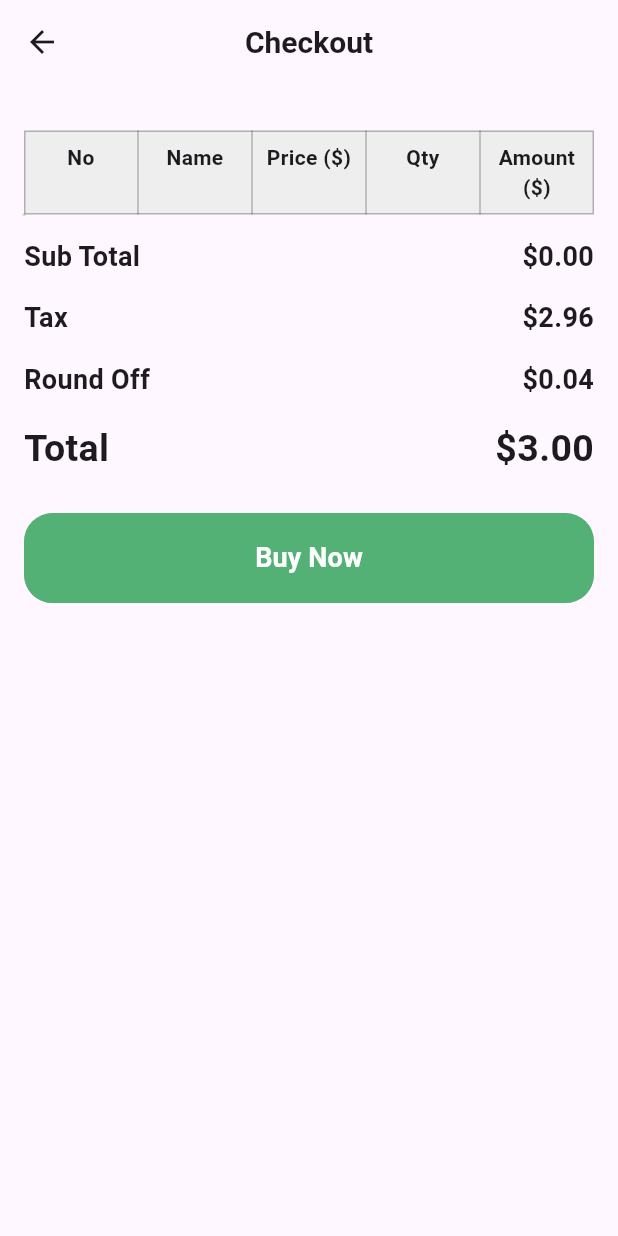
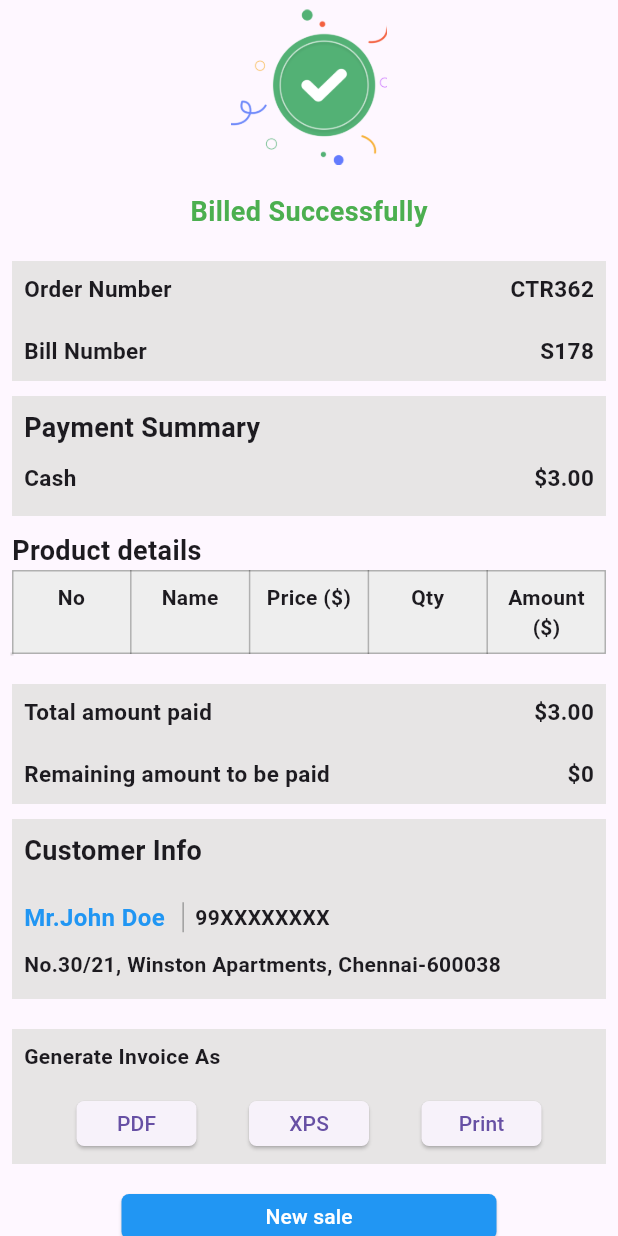
Before and after one commit to anilantony49/machine_test_e-commerce_app, a Flutter app: the CheckOutScreen screen opened directly with empty values, after a tap on "Buy Now", on a phone screen of 412 x 824 dp. Run offline on Flutter 3.47's test engine with Material 3 defaults, Android fonts, the phone set to English and light mode, and no system bars; drawn by our look-alikes of animated_text_kit; our stand-ins replace hive_flutter, page_transition, smooth_page_indicator; accounts and stored records are empty; network calls fail.

Commit message:
Billing screen UI complete

```diff
--- a/lib/presentation/cart/check_out_screen/check_out_screen.dart
+++ b/lib/presentation/cart/check_out_screen/check_out_screen.dart
@@ -1,4 +1,3 @@
-
 import 'package:flutter/material.dart';
 import 'package:machine_test/core/utils/constants.dart';
 import 'package:machine_test/core/utils/text.dart';
@@ -7,6 +6,7 @@ import 'package:machine_test/db/cart_db.dart';
 import 'package:machine_test/presentation/cart/check_out_screen/widgets/build_summary_row.dart';
 import 'package:machine_test/presentation/cart/check_out_screen/widgets/build_table_body.dart';
 import 'package:machine_test/presentation/cart/check_out_screen/widgets/build_table_header.dart';
+import 'package:machine_test/presentation/cart/invoice_receipt/invoice_receipt_view.dart';
 import 'package:machine_test/widgets/round_button.dart';
 
 class CheckOutScreen extends StatefulWidget {
@@ -47,10 +47,10 @@ class _CheckOutScreenState extends State<CheckOutScreen> {
 
   double _calculateSubtotal() {
     return items.fold(0.0, (sum, item) {
-      double price = item.price ;
+      double price = item.price;
       int quantity = item.quantity!;
       // double discount = double.tryParse(item.discount) ?? 0.0;
-      return sum + (price * quantity );
+      return sum + (price * quantity);
     });
   }
 
@@ -91,12 +91,12 @@ class _CheckOutScreenState extends State<CheckOutScreen> {
               RoundButton(
                 title: AppText.buyNow,
                 onPressed: () {
-                  // nextScreen(
-                  //     context,
-                  //     InvoiceReceiptView(
-                  //       grandTotal: grandTotal,
-                  //       product: widget.product,
-                  //     ));
+                  nextScreen(
+                      context,
+                      InvoiceReceiptView(
+                        grandTotal: grandTotal,
+                        product: widget.product,
+                      ));
                 },
               ),
               const SizedBox(height: 15),
--- /dev/null
+++ b/lib/presentation/cart/invoice_receipt/invoice_receipt_view.dart
@@ -0,0 +1,128 @@
+
+import 'package:flutter/material.dart';
+import 'package:machine_test/data/product_model.dart';
+import 'package:machine_test/db/cart_db.dart';
+import 'package:machine_test/presentation/cart/check_out_screen/widgets/build_table_body.dart';
+import 'package:machine_test/presentation/cart/check_out_screen/widgets/build_table_header.dart';
+import 'package:machine_test/presentation/cart/invoice_receipt/widgets/build_animated_image.dart';
+import 'package:machine_test/presentation/cart/invoice_receipt/widgets/build_animated_text.dart';
+import 'package:machine_test/presentation/cart/invoice_receipt/widgets/build_invoice_pdf.dart';
+import 'package:machine_test/presentation/cart/invoice_receipt/widgets/invoice_receipt_components.dart';
+
+class InvoiceReceiptView extends StatefulWidget {
+  final double grandTotal;
+  final ProductModel? product;
+  const InvoiceReceiptView({super.key, required this.grandTotal, this.product});
+
+  @override
+  State<InvoiceReceiptView> createState() => _InvoiceReceiptViewState();
+}
+
+class _InvoiceReceiptViewState extends State<InvoiceReceiptView>
+    with SingleTickerProviderStateMixin {
+  late AnimationController _controller;
+  late Animation<double> scaleAnimation;
+  List<ProductModel> items = [];
+
+  @override
+  void initState() {
+    _fetchItems();
+    super.initState();
+    _controller = AnimationController(
+      vsync: this,
+      duration: const Duration(seconds: 2),
+    )..repeat(reverse: true);
+
+    scaleAnimation = Tween<double>(begin: 0.8, end: 1.2).animate(
+      CurvedAnimation(parent: _controller, curve: Curves.easeInOut),
+    );
+  }
+
+  void _fetchItems() async {
+    if (widget.product != null) {
+      // If a single product is passed, display only that
+      setState(() {
+        items = [widget.product!]; // Add the single product to the list
+      });
+    } else {
+      // If no product is passed, fetch all items from the cart
+      List<ProductModel> fetchedItems = await CartDb.singleton.getCart();
+      setState(() {
+        items = fetchedItems;
+      });
+    }
+  }
+
+  @override
+  void dispose() {
+    _controller.dispose();
+    super.dispose();
+  }
+
+  @override
+  Widget build(BuildContext context) {
+    return Scaffold(
+      body: SafeArea(
+        child: SingleChildScrollView(
+          child: Padding(
+            padding: const EdgeInsets.all(8.0),
+            child: Column(
+              children: [
+                buildAnimatedImage(scaleAnimation),
+                const SizedBox(height: 20),
+                buildAnimatedText(),
+                const SizedBox(height: 20),
+                const DetailsBox(
+                  label1: 'Order Number',
+                  value1: 'CTR362',
+                  label2: 'Bill Number',
+                  value2: 'S178',
+                ),
+                const SizedBox(height: 10),
+                SummaryBox(
+                  title: 'Payment Summary',
+                  label: 'Cash',
+                  value: "\$${widget.grandTotal.toStringAsFixed(2)}",
+                ),
+                const SizedBox(height: 10),
+                Column(
+                  crossAxisAlignment: CrossAxisAlignment.start,
+                  children: [
+                    Text(
+                      'Product details',
+                      style: const TextStyle(
+                          fontSize: 18, fontWeight: FontWeight.bold),
+                    ),
+                    buildTableHeader(),
+                    buildTableBody(items),
+                  ],
+                ),
+                const SizedBox(height: 20),
+                DetailsBox(
+                  label1: 'Total amount paid',
+                  value1: "\$${widget.grandTotal.toStringAsFixed(2)}",
+                  label2: 'Remaining amount to be paid',
+                  value2: '\$0',
+                ),
+                const SizedBox(height: 10),
+                const CustomerInfoBox(),
+                const SizedBox(height: 20),
+                BuildInvoicePdf(
+                  grandTotal: widget.grandTotal,
+                  items: items,
+                ),
+                const SizedBox(height: 20),
+                ActionButton(
+                  label: 'New sale',
+                  onPressed: () {
+                    // Handle New Sale action
+                  },
+                ),
+              ],
+            ),
+          ),
+        ),
+      ),
+    );
+  }
+}
--- /dev/null
+++ b/lib/presentation/cart/invoice_receipt/widgets/build_animated_image.dart
@@ -0,0 +1,13 @@
+  import 'package:flutter/material.dart';
+
+Widget buildAnimatedImage(Animation<double> scaleAnimation) {
+    return ScaleTransition(
+      scale: scaleAnimation,
+      child: Image.asset(
+        "assets/img/order_accpeted.png",
+        width: 100,
+        height: 100,
+        fit: BoxFit.cover,
+      ),
+    );
+  }
--- /dev/null
+++ b/lib/presentation/cart/invoice_receipt/widgets/build_animated_text.dart
@@ -0,0 +1,26 @@
+
+import 'package:animated_text_kit/animated_text_kit.dart';
+import 'package:flutter/material.dart';
+import 'package:machine_test/core/utils/text.dart';
+
+Widget buildAnimatedText() {
+  return AnimatedTextKit(
+    animatedTexts: [
+      ColorizeAnimatedText(
+        AppText.billedSuccessfully,
+        textStyle: const TextStyle(
+          fontSize: 18,
+          fontWeight: FontWeight.bold,
+        ),
+        colors: [
+          Colors.green,
+          Colors.blue,
+          Colors.orange,
+          Colors.purple,
+        ],
+      ),
+    ],
+    isRepeatingAnimation: true,
+    repeatForever: true,
+  );
+}
--- /dev/null
+++ b/lib/presentation/cart/invoice_receipt/widgets/build_invoice_pdf.dart
@@ -0,0 +1,280 @@
+
+import 'package:flutter/material.dart';
+import 'package:machine_test/core/utils/text.dart';
+import 'package:machine_test/data/product_model.dart';
+import 'package:machine_test/presentation/cart/invoice_receipt/widgets/invoice_receipt_components.dart';
+// import 'dart:io';
+
+class BuildInvoicePdf extends StatelessWidget {
+  final double grandTotal;
+  final List<ProductModel> items;
+  const BuildInvoicePdf(
+      {super.key, required this.grandTotal, required this.items});
+
+  // Future<void> _generatePDF(
+  //   BuildContext context,
+  // ) async {
+  //   // Create a PDF document
+  //   final pdf = pw.Document();
+
+  //   // Add content to the PDF
+  //   pdf.addPage(
+  //     pw.Page(
+  //       build: (pw.Context context) => pw.Column(
+  //         crossAxisAlignment: pw.CrossAxisAlignment.start,
+  //         children: [
+  //           pw.Text(
+  //             'Invoice Receipt',
+  //             style: pw.TextStyle(fontSize: 24, fontWeight: pw.FontWeight.bold),
+  //           ),
+  //           pw.SizedBox(height: 20),
+  //           pw.Row(
+  //             mainAxisAlignment: pw.MainAxisAlignment.spaceBetween,
+  //             children: [
+  //               pw.Text('Order Number:', style: pw.TextStyle(fontSize: 16)),
+  //               pw.Text('CTR362', style: pw.TextStyle(fontSize: 16)),
+  //             ],
+  //           ),
+  //           pw.SizedBox(height: 10),
+  //           pw.Row(
+  //             mainAxisAlignment: pw.MainAxisAlignment.spaceBetween,
+  //             children: [
+  //               pw.Text('Bill Number:', style: pw.TextStyle(fontSize: 16)),
+  //               pw.Text('S178', style: pw.TextStyle(fontSize: 16)),
+  //             ],
+  //           ),
+  //           pw.SizedBox(height: 20),
+  //           pw.Text(
+  //             AppText.customerInfo,
+  //             style: pw.TextStyle(fontSize: 18, fontWeight: pw.FontWeight.bold),
+  //           ),
+  //           pw.SizedBox(height: 20),
+  //           pw.Row(
+  //             mainAxisAlignment: pw.MainAxisAlignment.spaceBetween,
+  //             children: [
+  //               pw.Text('Name:', style: pw.TextStyle(fontSize: 16)),
+  //               pw.Text(AppText.customerName,
+  //                   style: pw.TextStyle(fontSize: 16)),
+  //             ],
+  //           ),
+  //           pw.SizedBox(height: 10),
+  //           pw.Row(
+  //             mainAxisAlignment: pw.MainAxisAlignment.spaceBetween,
+  //             children: [
+  //               pw.Text('Address:', style: pw.TextStyle(fontSize: 16)),
+  //               pw.Text(AppText.customerAddress,
+  //                   style: pw.TextStyle(fontSize: 16)),
+  //             ],
+  //           ),
+  //           pw.SizedBox(height: 10),
+  //           pw.Row(
+  //             mainAxisAlignment: pw.MainAxisAlignment.spaceBetween,
+  //             children: [
+  //               pw.Text('Phone:', style: pw.TextStyle(fontSize: 16)),
+  //               pw.Text(AppText.customerNumber,
+  //                   style: pw.TextStyle(fontSize: 16)),
+  //             ],
+  //           ),
+  //           pw.SizedBox(height: 20),
+  //           // Add product details
+  //           pw.Text(
+  //             'Product details:',
+  //             style: pw.TextStyle(fontSize: 18, fontWeight: pw.FontWeight.bold),
+  //           ),
+  //           pw.SizedBox(height: 20),
+  //           // Create a table for product details
+  //           pw.Table(
+  //             border: pw.TableBorder.all(), // Adds a border around the table
+  //             columnWidths: {
+  //               0: pw.FlexColumnWidth(3), // Adjust column widths as needed
+  //               1: pw.FlexColumnWidth(2),
+  //               2: pw.FlexColumnWidth(1),
+  //               3: pw.FlexColumnWidth(2),
+  //             },
+  //             children: [
+  //               // Add the table header row
+  //               pw.TableRow(
+  //                 children: [
+  //                   pw.Center(
+  //                       child: pw.Text('Product',
+  //                           style: pw.TextStyle(
+  //                               fontSize: 16, fontWeight: pw.FontWeight.bold))),
+  //                   pw.Center(
+  //                       child: pw.Text('Price',
+  //                           style: pw.TextStyle(
+  //                               fontSize: 16, fontWeight: pw.FontWeight.bold))),
+  //                   pw.Center(
+  //                       child: pw.Text('Qty',
+  //                           style: pw.TextStyle(
+  //                               fontSize: 16, fontWeight: pw.FontWeight.bold))),
+  //                   pw.Center(
+  //                       child: pw.Text('Discount',
+  //                           style: pw.TextStyle(
+  //                               fontSize: 16, fontWeight: pw.FontWeight.bold))),
+  //                 ],
+  //               ),
+  //               // Loop through the items and add each product's details as a row
+  //               for (var item in items)
+  //                 pw.TableRow(
+  //                   children: [
+  //                     pw.Center(
+  //                         child: pw.Text(item.title,
+  //                             style: pw.TextStyle(fontSize: 14))),
+  //                     pw.Center(
+  //                         child: pw.Text(
+  //                             '\$${double.tryParse(item.price)?.toStringAsFixed(2) ?? '0.00'}',
+  //                             style: pw.TextStyle(fontSize: 14))),
+  //                     pw.Center(
+  //                         child: pw.Text(item.quantity,
+  //                             style: pw.TextStyle(fontSize: 14))),
+  //                     pw.Center(
+  //                         child: pw.Text('${item.discount}%',
+  //                             style: pw.TextStyle(fontSize: 14))),
+  //                   ],
+  //                 ),
+  //             ],
+  //           ),
+
+  //           pw.SizedBox(height: 20),
+  //           pw.Text(
+  //             'Payment Summary:',
+  //             style: pw.TextStyle(fontSize: 18, fontWeight: pw.FontWeight.bold),
+  //           ),
+  //           pw.SizedBox(height: 20),
+  //           pw.Row(
+  //             mainAxisAlignment: pw.MainAxisAlignment.spaceBetween,
+  //             children: [
+  //               pw.Text('Cash:', style: pw.TextStyle(fontSize: 16)),
+  //               pw.Text(
+  //                 '\$${grandTotal.toStringAsFixed(2)}',
+  //                 style: pw.TextStyle(fontSize: 16),
+  //               ),
+  //             ],
+  //           ),
+  //           pw.SizedBox(height: 10),
+  //           pw.Row(
+  //             mainAxisAlignment: pw.MainAxisAlignment.spaceBetween,
+  //             children: [
+  //               pw.Text('Total amount paid: ',
+  //                   style: pw.TextStyle(fontSize: 16)),
+  //               pw.Text('\$${grandTotal.toStringAsFixed(2)}',
+  //                   style: pw.TextStyle(fontSize: 16)),
+  //             ],
+  //           ),
+  //           pw.SizedBox(height: 10),
+  //           pw.Row(
+  //             mainAxisAlignment: pw.MainAxisAlignment.spaceBetween,
+  //             children: [
+  //               pw.Text('Remaining amount to be paid:',
+  //                   style: pw.TextStyle(fontSize: 16)),
+  //               pw.Text(
+  //                 '\$0',
+  //                 style: pw.TextStyle(fontSize: 16),
+  //               ),
+  //             ],
+  //           ),
+  //           pw.SizedBox(height: 10),
+  //           pw.Row(
+  //             mainAxisAlignment: pw.MainAxisAlignment.spaceBetween,
+  //             children: [
+  //               pw.Text('Tax:', style: pw.TextStyle(fontSize: 16)),
+  //               pw.Text(
+  //                 '\$ 2.96',
+  //                 style: pw.TextStyle(fontSize: 16),
+  //               ),
+  //             ],
+  //           ),
+  //           pw.SizedBox(height: 10),
+  //           pw.Row(
+  //             mainAxisAlignment: pw.MainAxisAlignment.spaceBetween,
+  //             children: [
+  //               pw.Text('Round off:', style: pw.TextStyle(fontSize: 16)),
+  //               pw.Text(
+  //                 '\$ 0.04',
+  //                 style: pw.TextStyle(fontSize: 16),
+  //               ),
+  //             ],
+  //           ),
+  //           pw.SizedBox(height: 20),
+  //           pw.Row(
+  //             mainAxisAlignment: pw.MainAxisAlignment.spaceBetween,
+  //             children: [
+  //               pw.Text(
+  //                 'Total:',
+  //                 style: pw.TextStyle(
+  //                     fontSize: 18, fontWeight: pw.FontWeight.bold),
+  //               ),
+  //               pw.Text(
+  //                 '\$${grandTotal.toStringAsFixed(2)}',
+  //                 style: pw.TextStyle(
+  //                     fontSize: 18, fontWeight: pw.FontWeight.bold),
+  //               ),
+  //             ],
+  //           ),
+  //         ],
+  //       ),
+  //     ),
+  //   );
+
+  //   // Save the PDF to the device's storage
+  //   try {
+  //     final directory = Directory('/storage/emulated/0/Download');
+  //     if (!directory.existsSync()) {
+  //       directory.createSync();
+  //     }
+  //     final file = File('${directory.path}/receipt.pdf');
+
+  //     await file.writeAsBytes(await pdf.save());
+
+  //     // ignore: use_build_context_synchronously
+  //     ScaffoldMessenger.of(context).showSnackBar(
+  //       SnackBar(content: Text('PDF saved at ${file.path}')),
+  //     );
+  //   } catch (e) {
+  //     // ignore: use_build_context_synchronously
+  //     ScaffoldMessenger.of(context).showSnackBar(
+  //       SnackBar(content: Text('Failed to save PDF: $e')),
+  //     );
+  //   }
+  // }
+
+  @override
+  Widget build(BuildContext context) {
+    return buildBox(
+      Column(
+        crossAxisAlignment: CrossAxisAlignment.start,
+        children: [
+          Text(
+            AppText.invoiceText,
+            style: const TextStyle(fontSize: 14, fontWeight: FontWeight.bold),
+          ),
+          const SizedBox(height: 20),
+          Row(
+            mainAxisAlignment: MainAxisAlignment.spaceEvenly,
+            children: [
+              _buildSmallButton('PDF', onPressed: (){}),
+              _buildSmallButton('XPS', onPressed: () {}),
+              _buildSmallButton('Print', onPressed: () {}),
+            ],
+          ),
+        ],
+      ),
+      minHeight: 60,
+      maxHeight: 90,
+    );
+  }
+
+  Widget _buildSmallButton(String label, {required VoidCallback onPressed}) {
+    return SizedBox(
+      width: 80,
+      height: 30,
+      child: ElevatedButton(
+        onPressed: onPressed,
+        style: ElevatedButton.styleFrom(
+          shape: RoundedRectangleBorder(borderRadius: BorderRadius.circular(5)),
+        ),
+        child: Text(label),
+      ),
+    );
+  }
+}
--- /dev/null
+++ b/lib/presentation/cart/invoice_receipt/widgets/invoice_receipt_components.dart
@@ -0,0 +1,174 @@
+import 'package:flutter/material.dart';
+import 'package:machine_test/core/utils/text.dart';
+
+class DetailsBox extends StatelessWidget {
+  final String label1;
+  final String value1;
+  final String label2;
+  final String value2;
+
+  const DetailsBox({
+    super.key,
+    required this.label1,
+    required this.value1,
+    required this.label2,
+    required this.value2,
+  });
+
+  @override
+  Widget build(BuildContext context) {
+    return buildBox(
+      Column(
+        children: [
+          _buildKeyValueRow(label1, value1),
+          const SizedBox(height: 20),
+          _buildKeyValueRow(label2, value2),
+        ],
+      ),
+      minHeight: 60,
+      maxHeight: 80,
+    );
+  }
+}
+
+class SummaryBox extends StatelessWidget {
+  final String title;
+  final String label;
+  final String value;
+
+  const SummaryBox({
+    super.key,
+    required this.title,
+    required this.label,
+    required this.value,
+  });
+
+  @override
+  Widget build(BuildContext context) {
+    return buildBox(
+      Column(
+        crossAxisAlignment: CrossAxisAlignment.start,
+        children: [
+          Text(
+            title,
+            style: const TextStyle(fontSize: 18, fontWeight: FontWeight.bold),
+          ),
+          const SizedBox(height: 10),
+          _buildKeyValueRow(label, value),
+        ],
+      ),
+      minHeight: 60,
+      maxHeight: 80,
+    );
+  }
+}
+
+class CustomerInfoBox extends StatelessWidget {
+  const CustomerInfoBox({super.key});
+
+  @override
+  Widget build(BuildContext context) {
+    return buildBox(
+      Column(
+        crossAxisAlignment: CrossAxisAlignment.start,
+        children: [
+          Text(
+            AppText.customerInfo,
+            style: const TextStyle(fontSize: 18, fontWeight: FontWeight.bold),
+          ),
+          const SizedBox(height: 20),
+          Row(
+            children: [
+              Text(
+                AppText.customerName,
+                style: const TextStyle(
+                    fontSize: 16,
+                    fontWeight: FontWeight.bold,
+                    color: Colors.blue),
+              ),
+              const SizedBox(
+                height: 20,
+                child: VerticalDivider(color: Colors.grey, thickness: 1),
+              ),
+              Text(
+                AppText.customerNumber,
+                style:
+                    const TextStyle(fontSize: 14, fontWeight: FontWeight.bold),
+              ),
+            ],
+          ),
+          const SizedBox(height: 10),
+          Text(
+            AppText.customerAddress,
+            style: const TextStyle(fontSize: 14, fontWeight: FontWeight.bold),
+            overflow: TextOverflow.ellipsis,
+            maxLines: 2,
+          ),
+        ],
+      ),
+      minHeight: 60,
+      maxHeight: 120,
+    );
+  }
+}
+
+class ActionButton extends StatelessWidget {
+  final String label;
+  final VoidCallback onPressed;
+
+  const ActionButton({
+    super.key,
+    required this.label,
+    required this.onPressed,
+  });
+
+  @override
+  Widget build(BuildContext context) {
+    return SizedBox(
+      width: 250,
+      height: 30,
+      child: ElevatedButton(
+        onPressed: onPressed,
+        style: ElevatedButton.styleFrom(
+          backgroundColor: Colors.blue,
+          shape: RoundedRectangleBorder(borderRadius: BorderRadius.circular(5)),
+        ),
+        child: Text(
+          label,
+          style: const TextStyle(color: Colors.white),
+        ),
+      ),
+    );
+  }
+}
+
+Widget buildBox(Widget child,
+    {required double minHeight, required double maxHeight}) {
+  return ConstrainedBox(
+    constraints: BoxConstraints(minHeight: minHeight, maxHeight: maxHeight),
+    child: DecoratedBox(
+      decoration:
+          const BoxDecoration(color: Color.fromARGB(255, 231, 229, 229)),
+      child: Padding(
+        padding: const EdgeInsets.all(8.0),
+        child: child,
+      ),
+    ),
+  );
+}
+
+Widget _buildKeyValueRow(String key, String value) {
+  return Row(
+    mainAxisAlignment: MainAxisAlignment.spaceBetween,
+    children: [
+      Text(
+        key,
+        style: const TextStyle(fontSize: 15, fontWeight: FontWeight.bold),
+      ),
+      Text(
+        value,
+        style: const TextStyle(fontSize: 15, fontWeight: FontWeight.bold),
+      ),
+    ],
+  );
+}
--- a/pubspec.yaml
+++ b/pubspec.yaml
@@ -28,6 +28,7 @@ environment:
 # the latest version available on pub.dev. To see which dependencies have newer
 # versions available, run `flutter pub outdated`.
 dependencies:
+  animated_text_kit: ^4.2.3
   cupertino_icons: ^1.0.8
   flutter:
     sdk: flutter
```
Also changed, not shown: pubspec.lock.
